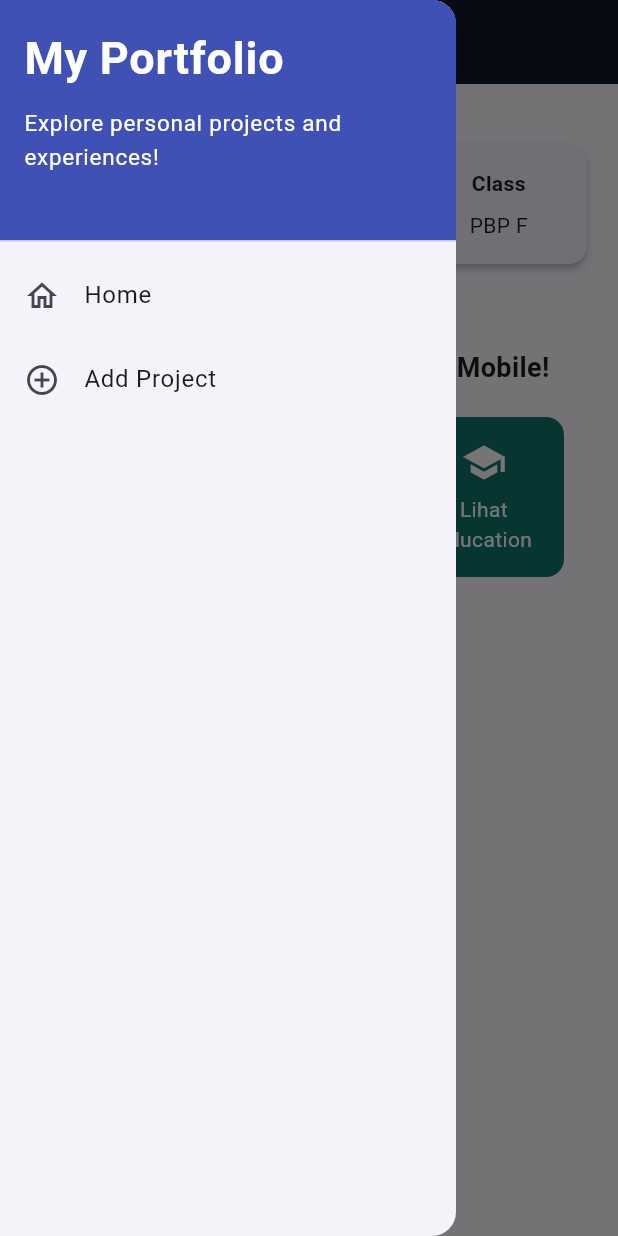
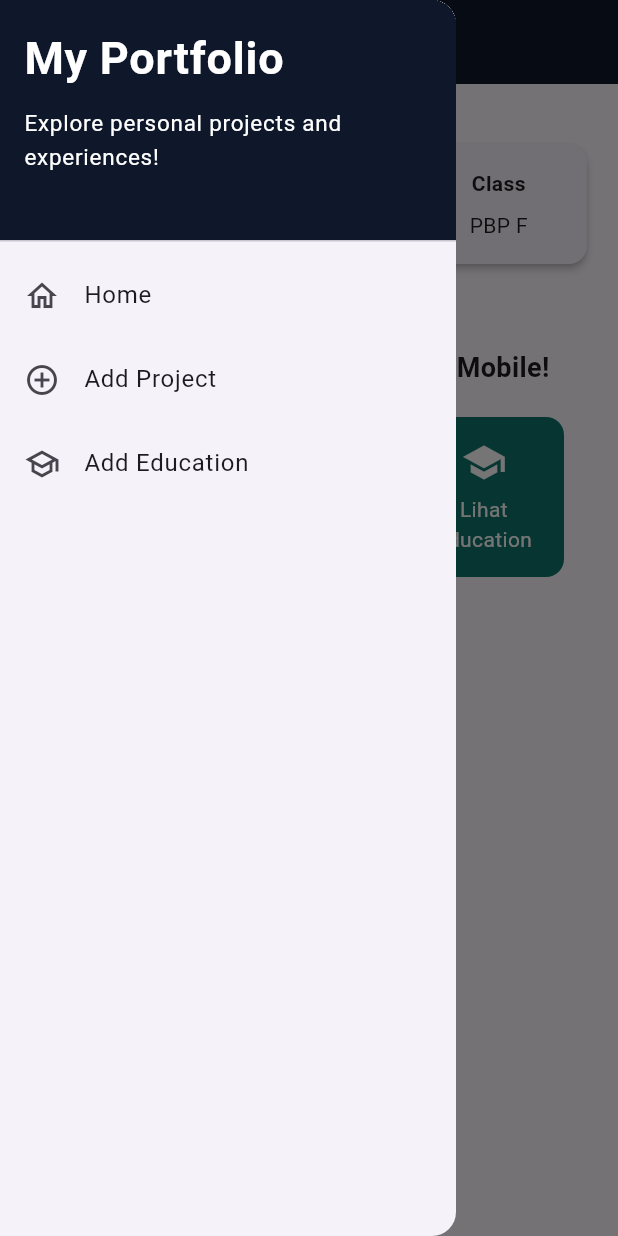
Before and after one commit to DioDateUs/myportofolio_mobile, a Flutter app: the screen it shows after launch, with the side drawer open, on a phone screen of 412 x 824 dp. Run offline on Flutter 3.47's test engine with Material 3 defaults, Android fonts, the phone set to English and light mode, and no system bars; our stand-ins replace material_ui.

Commit message:
feat(drawer): add Add Education route and align header with primary theme

```diff
--- a/lib/widgets/left_drawer.dart
+++ b/lib/widgets/left_drawer.dart
@@ -1,4 +1,5 @@
 import 'package:material_ui/material_ui.dart';
+import 'package:myportofolio_mobile/screens/education_form.dart';
 import 'package:myportofolio_mobile/screens/menu.dart';
 import 'package:myportofolio_mobile/screens/project_form.dart';
 
@@ -10,11 +11,11 @@ class LeftDrawer extends StatelessWidget {
     return Drawer(
       child: ListView(
         children: [
-          const DrawerHeader(
+          DrawerHeader(
             decoration: BoxDecoration(
-              color: Colors.indigo,
+              color: Theme.of(context).colorScheme.primary,
             ),
-            child: Column(
+            child: const Column(
               crossAxisAlignment: CrossAxisAlignment.start,
               children: [
                 Text(
@@ -28,10 +29,7 @@ class LeftDrawer extends StatelessWidget {
                 SizedBox(height: 10),
                 Text(
                   'Explore personal projects and experiences!',
-                  style: TextStyle(
-                    fontSize: 15,
-                    color: Colors.white,
-                  ),
+                  style: TextStyle(fontSize: 15, color: Colors.white),
                 ),
               ],
             ),
@@ -43,9 +41,7 @@ class LeftDrawer extends StatelessWidget {
             onTap: () {
               Navigator.pushReplacement(
                 context,
-                MaterialPageRoute(
-                  builder: (context) => MyHomePage(),
-                ),
+                MaterialPageRoute(builder: (context) => MyHomePage()),
               );
             },
           ),
@@ -62,6 +58,19 @@ class LeftDrawer extends StatelessWidget {
               );
             },
           ),
+          ListTile(
+            leading: const Icon(Icons.school_outlined),
+            title: const Text('Add Education'),
+            // Navigasi ke halaman tambah edukasi
+            onTap: () {
+              Navigator.pushReplacement(
+                context,
+                MaterialPageRoute(
+                  builder: (context) => const EducationFormPage(),
+                ),
+              );
+            },
+          ),
         ],
       ),
     );
```
